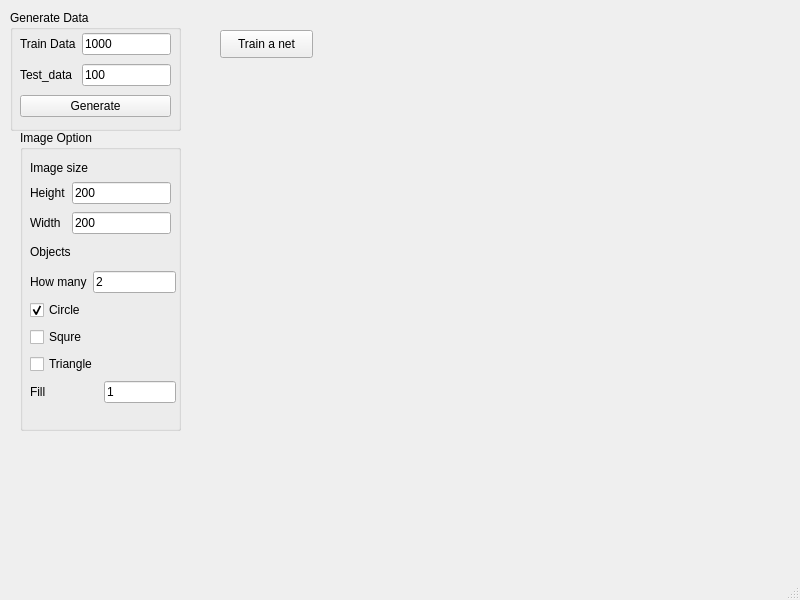
Alibhji/Paper_1_PyQT_Pytorch, file main.ui: the form before one commit.
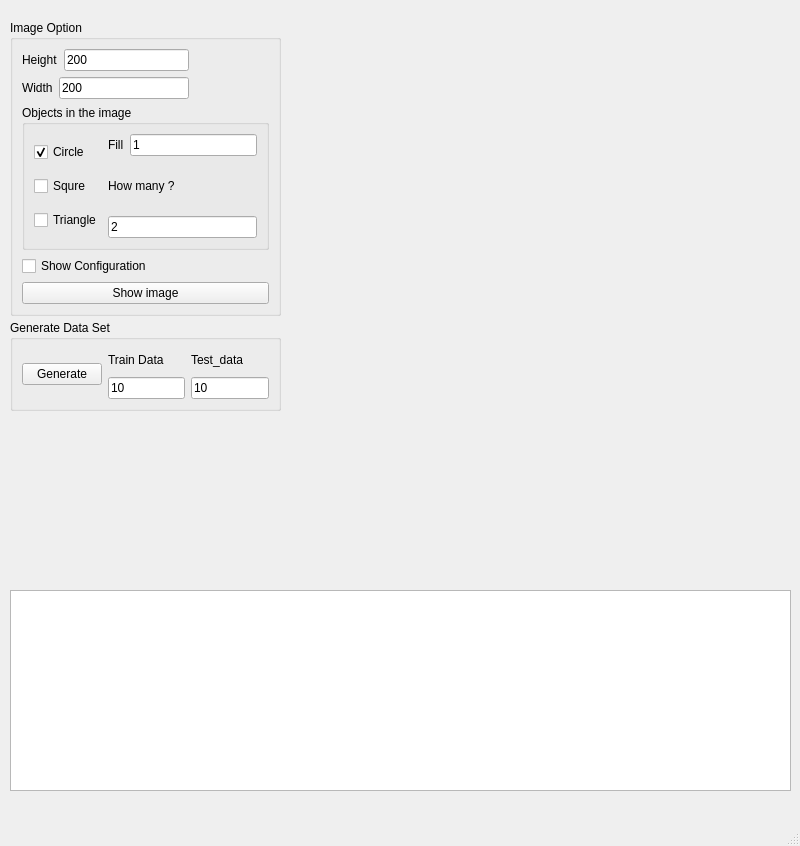
The form after the commit.

Commit message: The logging display is added to ui

What changed in the file:
```diff
--- a/main.ui
+++ b/main.ui
@@ -7,7 +7,7 @@
     <x>0</x>
     <y>0</y>
     <width>800</width>
-    <height>600</height>
+    <height>846</height>
    </rect>
   </property>
   <property name="windowTitle">
@@ -18,61 +18,63 @@
     <property name="geometry">
      <rect>
       <x>10</x>
-      <y>10</y>
-      <width>171</width>
-      <height>121</height>
+      <y>320</y>
+      <width>271</width>
+      <height>91</height>
      </rect>
     </property>
     <property name="title">
-     <string>Generate Data</string>
+     <string>Generate Data Set</string>
     </property>
-    <widget class="QWidget" name="layoutWidget">
-     <property name="geometry">
-      <rect>
-       <x>10</x>
-       <y>20</y>
-       <width>151</width>
-       <height>92</height>
-      </rect>
-     </property>
-     <layout class="QGridLayout" name="gridLayout_3">
-      <item row="0" column="1">
-       <widget class="QLineEdit" name="btn_train_size">
+    <layout class="QHBoxLayout" name="horizontalLayout_6">
+     <item>
+      <widget class="QPushButton" name="btn_train">
         <property name="text">
-         <string>1000</string>
+        <string>Generate</string>
         </property>
        </widget>
       </item>
-      <item row="0" column="0">
+     <item>
+      <layout class="QHBoxLayout" name="horizontalLayout_5">
+       <item>
+        <layout class="QVBoxLayout" name="verticalLayout_3">
+         <item>
        <widget class="QLabel" name="label">
         <property name="text">
          <string>Train Data</string>
         </property>
        </widget>
       </item>
-      <item row="1" column="1">
-       <widget class="QLineEdit" name="btn_test_size">
+         <item>
+          <widget class="QLineEdit" name="btn_train_size">
         <property name="text">
-         <string>100</string>
+            <string>10</string>
         </property>
        </widget>
       </item>
-      <item row="2" column="0" colspan="2">
-       <widget class="QPushButton" name="btn_gen">
-        <property name="text">
-         <string>Generate</string>
-        </property>
-       </widget>
-      </item>
-      <item row="1" column="0">
+        </layout>
+       </item>
+       <item>
+        <layout class="QVBoxLayout" name="verticalLayout_8">
+         <item>
        <widget class="QLabel" name="label_2">
         <property name="text">
          <string>Test_data</string>
         </property>
        </widget>
       </item>
-     </layout>
-    </widget>
+         <item>
+          <widget class="QLineEdit" name="btn_test_size">
+           <property name="text">
+            <string>10</string>
+           </property>
+          </widget>
+         </item>
+        </layout>
+       </item>
+      </layout>
+     </item>
+    </layout>
    </widget>
    <widget class="QWidget" name="layoutWidget">
     <property name="geometry">
@@ -85,109 +87,144 @@
     </property>
     <layout class="QVBoxLayout" name="verticalLayout"/>
    </widget>
-   <widget class="QGroupBox" name="G_image_option">
+   <widget class="QTextBrowser" name="text_Logger">
     <property name="geometry">
      <rect>
-      <x>20</x>
-      <y>130</y>
-      <width>161</width>
-      <height>301</height>
+      <x>10</x>
+      <y>590</y>
+      <width>781</width>
+      <height>201</height>
+     </rect>
+    </property>
+   </widget>
+   <widget class="QGroupBox" name="G_image_option_2">
+    <property name="geometry">
+     <rect>
+      <x>10</x>
+      <y>20</y>
+      <width>271</width>
+      <height>296</height>
      </rect>
     </property>
     <property name="title">
      <string>Image Option</string>
     </property>
-    <widget class="QLabel" name="lbl_img_size">
-     <property name="geometry">
-      <rect>
-       <x>10</x>
-       <y>30</y>
-       <width>71</width>
-       <height>16</height>
-      </rect>
-     </property>
+    <layout class="QVBoxLayout" name="verticalLayout_7">
+     <item>
+      <layout class="QVBoxLayout" name="verticalLayout_6">
+       <item>
+        <layout class="QHBoxLayout" name="horizontalLayout_3">
+         <item>
+          <widget class="QLabel" name="Ibl_img_size_H">
      <property name="text">
-      <string>Image size</string>
-     </property>
-    </widget>
-    <widget class="QLabel" name="Ibl_objects">
-     <property name="geometry">
-      <rect>
-       <x>10</x>
-       <y>110</y>
-       <width>101</width>
-       <height>24</height>
-      </rect>
-     </property>
-     <property name="text">
-      <string>Objects</string>
-     </property>
-    </widget>
-    <widget class="QWidget" name="layoutWidget">
-     <property name="geometry">
-      <rect>
-       <x>10</x>
-       <y>50</y>
-       <width>141</width>
-       <height>57</height>
-      </rect>
-     </property>
-     <layout class="QGridLayout" name="gridLayout">
-      <item row="0" column="1">
+            <string>Height</string>
+           </property>
+          </widget>
+         </item>
+         <item>
        <widget class="QLineEdit" name="in_img_size_H">
         <property name="text">
          <string>200</string>
         </property>
        </widget>
       </item>
-      <item row="1" column="1">
-       <widget class="QLineEdit" name="in_img_size_W">
-        <property name="text">
-         <string>200</string>
-        </property>
-       </widget>
-      </item>
-      <item row="1" column="0">
+         <item>
+          <spacer name="horizontalSpacer_3">
+           <property name="orientation">
+            <enum>Qt::Horizontal</enum>
+           </property>
+           <property name="sizeType">
+            <enum>QSizePolicy::Fixed</enum>
+           </property>
+           <property name="sizeHint" stdset="0">
+            <size>
+             <width>40</width>
+             <height>20</height>
+            </size>
+           </property>
+          </spacer>
+         </item>
+         <item>
+          <spacer name="horizontalSpacer">
+           <property name="orientation">
+            <enum>Qt::Horizontal</enum>
+           </property>
+           <property name="sizeType">
+            <enum>QSizePolicy::Fixed</enum>
+           </property>
+           <property name="sizeHint" stdset="0">
+            <size>
+             <width>40</width>
+             <height>20</height>
+            </size>
+           </property>
+          </spacer>
+         </item>
+        </layout>
+       </item>
+       <item>
+        <layout class="QHBoxLayout" name="horizontalLayout_4">
+         <item>
        <widget class="QLabel" name="Ibl_img_size_W">
         <property name="text">
          <string>Width</string>
         </property>
        </widget>
       </item>
-      <item row="0" column="0">
-       <widget class="QLabel" name="Ibl_img_size_H">
+         <item>
+          <widget class="QLineEdit" name="in_img_size_W">
         <property name="text">
-         <string>Height</string>
+            <string>200</string>
         </property>
        </widget>
       </item>
-     </layout>
-    </widget>
-    <widget class="QWidget" name="layoutWidget">
-     <property name="geometry">
-      <rect>
-       <x>10</x>
-       <y>140</y>
-       <width>146</width>
-       <height>138</height>
-      </rect>
-     </property>
-     <layout class="QGridLayout" name="gridLayout_2">
-      <item row="0" column="0">
-       <widget class="QLabel" name="Ibl_objs_num">
-        <property name="text">
-         <string>How many</string>
-        </property>
-       </widget>
-      </item>
-      <item row="0" column="1" colspan="2">
-       <widget class="QLineEdit" name="in_num_objs">
-        <property name="text">
-         <string>2</string>
-        </property>
-       </widget>
-      </item>
-      <item row="1" column="0" colspan="2">
+         <item>
+          <spacer name="horizontalSpacer_4">
+           <property name="orientation">
+            <enum>Qt::Horizontal</enum>
+           </property>
+           <property name="sizeType">
+            <enum>QSizePolicy::Fixed</enum>
+           </property>
+           <property name="sizeHint" stdset="0">
+            <size>
+             <width>40</width>
+             <height>20</height>
+            </size>
+           </property>
+          </spacer>
+         </item>
+         <item>
+          <spacer name="horizontalSpacer_2">
+           <property name="orientation">
+            <enum>Qt::Horizontal</enum>
+           </property>
+           <property name="sizeType">
+            <enum>QSizePolicy::Fixed</enum>
+           </property>
+           <property name="sizeHint" stdset="0">
+            <size>
+             <width>40</width>
+             <height>20</height>
+            </size>
+           </property>
+          </spacer>
+         </item>
+        </layout>
+       </item>
+      </layout>
+     </item>
+     <item>
+      <widget class="QGroupBox" name="G_image_option">
+       <property name="title">
+        <string>Objects in the image</string>
+       </property>
+       <layout class="QGridLayout" name="gridLayout">
+        <item row="0" column="0">
+         <layout class="QHBoxLayout" name="horizontalLayout_2">
+          <item>
+           <layout class="QVBoxLayout" name="verticalLayout_4">
+            <item>
        <widget class="QCheckBox" name="chk_box_circle">
         <property name="text">
          <string>Circle</string>
@@ -197,28 +234,34 @@
         </property>
        </widget>
       </item>
-      <item row="2" column="0" colspan="2">
+            <item>
        <widget class="QCheckBox" name="chk_box_squre">
         <property name="text">
          <string>Squre</string>
         </property>
        </widget>
       </item>
-      <item row="3" column="0" colspan="2">
+            <item>
        <widget class="QCheckBox" name="chk_box_triangle">
         <property name="text">
          <string>Triangle</string>
         </property>
        </widget>
       </item>
-      <item row="4" column="0">
+           </layout>
+          </item>
+          <item>
+           <layout class="QVBoxLayout" name="verticalLayout_5">
+            <item>
+             <layout class="QHBoxLayout" name="horizontalLayout">
+              <item>
        <widget class="QLabel" name="lbl_objs_fill">
         <property name="text">
          <string>Fill</string>
         </property>
        </widget>
       </item>
-      <item row="4" column="2">
+              <item>
        <widget class="QLineEdit" name="in_objs_fill">
         <property name="text">
          <string>1</string>
@@ -226,20 +269,47 @@
        </widget>
       </item>
      </layout>
-    </widget>
-   </widget>
-   <widget class="QPushButton" name="btn_train">
-    <property name="geometry">
-     <rect>
-      <x>220</x>
-      <y>30</y>
-      <width>93</width>
-      <height>28</height>
-     </rect>
-    </property>
+            </item>
+            <item>
+             <layout class="QVBoxLayout" name="verticalLayout_2">
+              <item>
+               <widget class="QLabel" name="Ibl_objs_num">
+                <property name="text">
+                 <string>How many ?</string>
+                </property>
+               </widget>
+              </item>
+              <item>
+               <widget class="QLineEdit" name="in_num_objs">
+                <property name="text">
+                 <string>2</string>
+                </property>
+               </widget>
+              </item>
+             </layout>
+            </item>
+           </layout>
+          </item>
+         </layout>
+        </item>
+       </layout>
+      </widget>
+     </item>
+     <item>
+      <widget class="QCheckBox" name="chbox_show_configuration">
+       <property name="text">
+        <string>Show Configuration</string>
+       </property>
+      </widget>
+     </item>
+     <item>
+      <widget class="QPushButton" name="btn_gen">
     <property name="text">
-     <string>Train a net</string>
-    </property>
+        <string>Show image</string>
+       </property>
+      </widget>
+     </item>
+    </layout>
    </widget>
   </widget>
   <widget class="QMenuBar" name="menubar">
```
Lines whose indentation alone changed are shown as unchanged. The commit also changes 5 other files.
